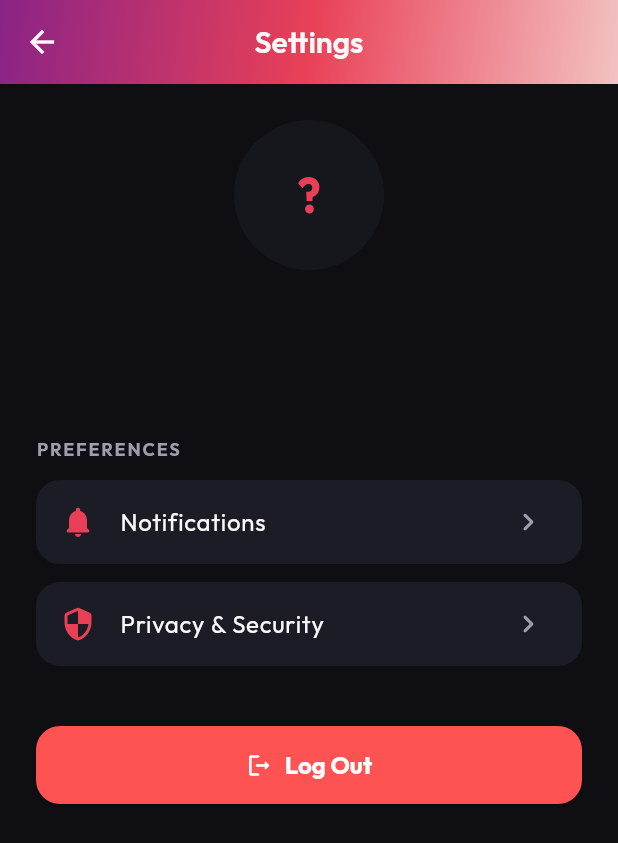
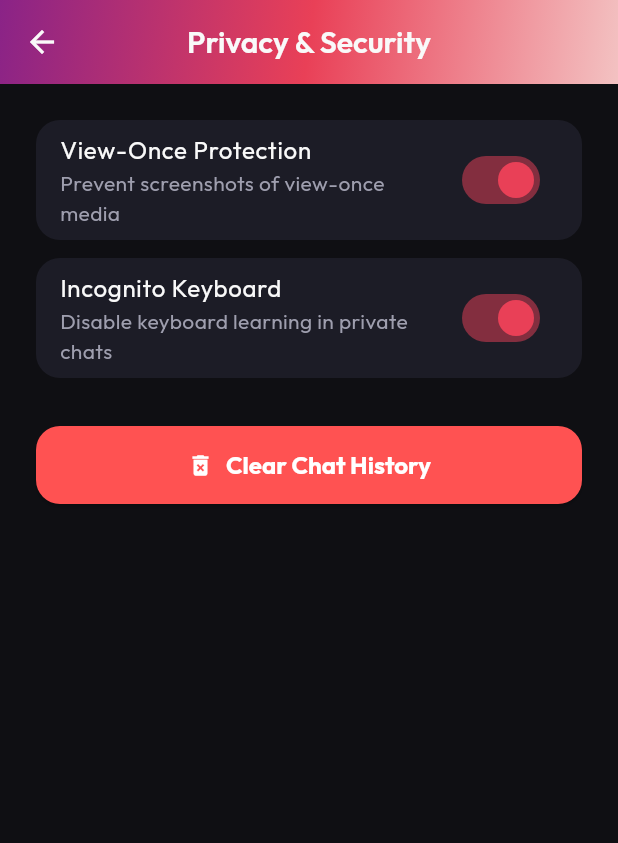
Before and after one commit to vishal29cse154-lang/deep_talks, a Flutter app: the SettingsPage screen opened directly, after a tap on "Privacy & Security", on a phone screen of 412 x 824 dp. Shown: the top 843 px of the screen. Run offline on Flutter 3.47's test engine with Material 3 defaults, Android fonts, the phone set to English and light mode, and no system bars; drawn by our look-alikes of flutter_animate; our stand-ins replace cached_network_image, cloud_firestore, firebase_auth, firebase_core, firebase_messaging, firebase_storage and 7 more; missing offline and left inert: agora_rtc_engine, cloudinary_public; accounts and stored records are empty.

Commit message:
feat(settings): add ui rename dialogs and missing settings pages

```diff
--- /dev/null
+++ b/lib/screens/privacy_security_page.dart
@@ -0,0 +1,64 @@
+import 'package:flutter/material.dart';
+import '../theme/app_theme.dart';
+
+class PrivacySecurityPage extends StatelessWidget {
+  const PrivacySecurityPage({super.key});
+
+  @override
+  Widget build(BuildContext context) {
+    return Scaffold(
+      appBar: AppBar(
+        title: const Text('Privacy & Security'),
+        flexibleSpace: Container(
+          decoration: const BoxDecoration(
+            gradient: AppTheme.primaryGradient,
+          ),
+        ),
+      ),
+      body: ListView(
+        padding: const EdgeInsets.all(24),
+        children: [
+          SwitchListTile(
+            title: const Text('View-Once Protection',
+                style: TextStyle(color: AppTheme.textPrimary)),
+            subtitle: const Text('Prevent screenshots of view-once media',
+                style: TextStyle(color: AppTheme.textSecondary)),
+            value: true,
+            activeColor: AppTheme.accent,
+            onChanged: (val) {},
+            tileColor: AppTheme.cardDark,
+            shape:
+                RoundedRectangleBorder(borderRadius: BorderRadius.circular(16)),
+          ),
+          const SizedBox(height: 12),
+          SwitchListTile(
+            title: const Text('Incognito Keyboard',
+                style: TextStyle(color: AppTheme.textPrimary)),
+            subtitle: const Text('Disable keyboard learning in private chats',
+                style: TextStyle(color: AppTheme.textSecondary)),
+            value: true,
+            activeColor: AppTheme.accent,
+            onChanged: (val) {},
+            tileColor: AppTheme.cardDark,
+            shape:
+                RoundedRectangleBorder(borderRadius: BorderRadius.circular(16)),
+          ),
+          const SizedBox(height: 32),
+          ElevatedButton.icon(
+            onPressed: () {},
+            icon: const Icon(Icons.delete_forever, color: Colors.white),
+            label: const Text('Clear Chat History',
+                style: TextStyle(
+                    color: Colors.white, fontWeight: FontWeight.bold)),
+            style: ElevatedButton.styleFrom(
+              backgroundColor: Colors.redAccent,
+              padding: const EdgeInsets.symmetric(vertical: 16),
+              shape: RoundedRectangleBorder(
+                  borderRadius: BorderRadius.circular(16)),
+            ),
+          ),
+        ],
+      ),
+    );
+  }
+}
--- a/lib/screens/settings_page.dart
+++ b/lib/screens/settings_page.dart
@@ -5,6 +5,8 @@ import '../services/firestore_service.dart';
 import '../theme/app_theme.dart';
 import '../models/user_model.dart';
 import 'auth_page.dart';
+import 'notifications_settings_page.dart';
+import 'privacy_security_page.dart';
 
 class SettingsPage extends StatelessWidget {
   final _authService = AuthService();
@@ -20,6 +22,44 @@ class SettingsPage extends StatelessWidget {
         (route) => false,
       );
     }
+  }
+
+  Future<void> _showRenameDialog(BuildContext context, String uid,
+      String currentName, String title) async {
+    final controller = TextEditingController(text: currentName);
+    await showDialog(
+      context: context,
+      builder: (ctx) => AlertDialog(
+        backgroundColor: AppTheme.surfaceDark,
+        title: Text(title, style: const TextStyle(color: AppTheme.textPrimary)),
+        content: TextField(
+          controller: controller,
+          style: const TextStyle(color: AppTheme.textPrimary),
+          decoration: const InputDecoration(
+            hintText: 'Enter new name',
+            hintStyle: TextStyle(color: AppTheme.textSecondary),
+          ),
+        ),
+        actions: [
+          TextButton(
+            onPressed: () => Navigator.pop(ctx),
+            child: const Text('Cancel',
+                style: TextStyle(color: AppTheme.textSecondary)),
+          ),
+          ElevatedButton(
+            style: ElevatedButton.styleFrom(backgroundColor: AppTheme.accent),
+            onPressed: () async {
+              final newName = controller.text.trim();
+              if (newName.isNotEmpty) {
+                await _firestoreService.updateUserDisplayName(uid, newName);
+              }
+              if (ctx.mounted) Navigator.pop(ctx);
+            },
+            child: const Text('Save', style: TextStyle(color: Colors.white)),
+          ),
+        ],
+      ),
+    );
   }
 
   @override
@@ -62,8 +102,8 @@ class SettingsPage extends StatelessWidget {
                                 : null,
                             child: user?.photoUrl.isEmpty == true
                                 ? Text(
-                                    user?.displayName.isNotEmpty == true
-                                        ? user!.displayName[0].toUpperCase()
+                                    user?.safeDisplayName.isNotEmpty == true
+                                        ? user!.safeDisplayName[0].toUpperCase()
                                         : '?',
                                     style: const TextStyle(
                                       color: AppTheme.accent,
@@ -75,7 +115,7 @@ class SettingsPage extends StatelessWidget {
                           ).animate().scale(duration: 400.ms),
                           const SizedBox(height: 16),
                           Text(
-                            user?.displayName ?? 'Anonymous User',
+                            user?.safeDisplayName ?? 'Anonymous User',
                             style: const TextStyle(
                               color: AppTheme.textPrimary,
                               fontSize: 22,
@@ -93,6 +133,59 @@ class SettingsPage extends StatelessWidget {
                         ],
                       ),
                     ),
+                    const SizedBox(height: 40),
+
+                    // Profile Controls
+                    const Text(
+                      'PROFILES',
+                      style: TextStyle(
+                        color: AppTheme.textSecondary,
+                        fontSize: 12,
+                        letterSpacing: 1.2,
+                        fontWeight: FontWeight.bold,
+                      ),
+                    ),
+                    const SizedBox(height: 12),
+                    ListTile(
+                      leading: const Icon(Icons.person_rounded,
+                          color: AppTheme.accent),
+                      title: const Text('Change My Name',
+                          style: TextStyle(color: AppTheme.textPrimary)),
+                      trailing: const Icon(Icons.edit_rounded,
+                          color: AppTheme.textSecondary, size: 20),
+                      tileColor: AppTheme.cardDark,
+                      shape: RoundedRectangleBorder(
+                          borderRadius: BorderRadius.circular(16)),
+                      onTap: () {
+                        if (user != null) {
+                          _showRenameDialog(context, user.uid,
+                              user.safeDisplayName, 'Change My Name');
+                        }
+                      },
+                    ),
+                    const SizedBox(height: 12),
+                    ListTile(
+                      leading: const Icon(Icons.favorite_rounded,
+                          color: AppTheme.accent),
+                      title: const Text('Change Partner\'s Name',
+                          style: TextStyle(color: AppTheme.textPrimary)),
+                      trailing: const Icon(Icons.edit_rounded,
+                          color: AppTheme.textSecondary, size: 20),
+                      tileColor: AppTheme.cardDark,
+                      shape: RoundedRectangleBorder(
+                          borderRadius: BorderRadius.circular(16)),
+                      onTap: () {
+                        if (user != null && user.partnerId.isNotEmpty) {
+                          _showRenameDialog(context, user.partnerId, '',
+                              'Change Partner\'s Name');
+                        } else {
+                          ScaffoldMessenger.of(context).showSnackBar(
+                              const SnackBar(
+                                  content: Text('No partner paired yet.')));
+                        }
+                      },
+                    ),
+
                     const SizedBox(height: 40),
 
                     // Preferences (Placeholder for future)
@@ -117,7 +210,13 @@ class SettingsPage extends StatelessWidget {
                       shape: RoundedRectangleBorder(
                         borderRadius: BorderRadius.circular(16),
                       ),
-                      onTap: () {},
+                      onTap: () {
+                        Navigator.push(
+                            context,
+                            MaterialPageRoute(
+                                builder: (_) =>
+                                    const NotificationsSettingsPage()));
+                      },
                     ),
                     const SizedBox(height: 12),
                     ListTile(
@@ -131,7 +230,12 @@ class SettingsPage extends StatelessWidget {
                       shape: RoundedRectangleBorder(
                         borderRadius: BorderRadius.circular(16),
                       ),
-                      onTap: () {},
+                      onTap: () {
+                        Navigator.push(
+                            context,
+                            MaterialPageRoute(
+                                builder: (_) => const PrivacySecurityPage()));
+                      },
                     ),
                     const SizedBox(height: 40),
 
```
Also changed, not shown: lib/screens/notifications_settings_page.dart (added, +59 -0 lines), lib/services/auth_service.dart (+5 -3 lines), lib/services/firestore_service.dart (+11 -0 lines).
